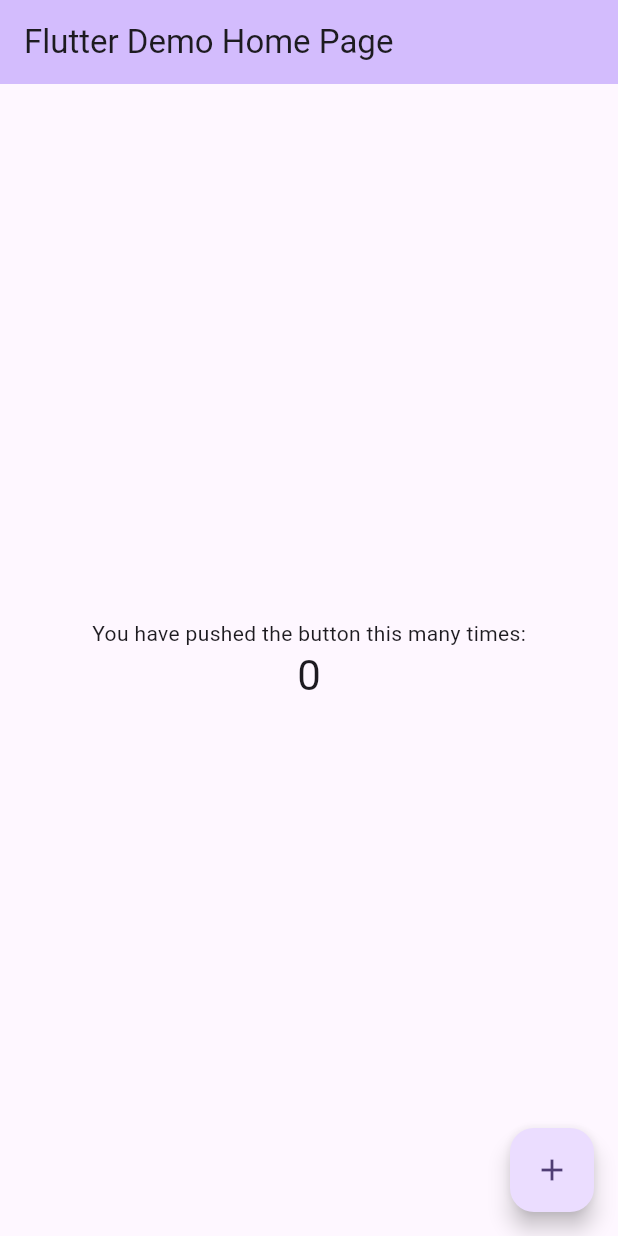
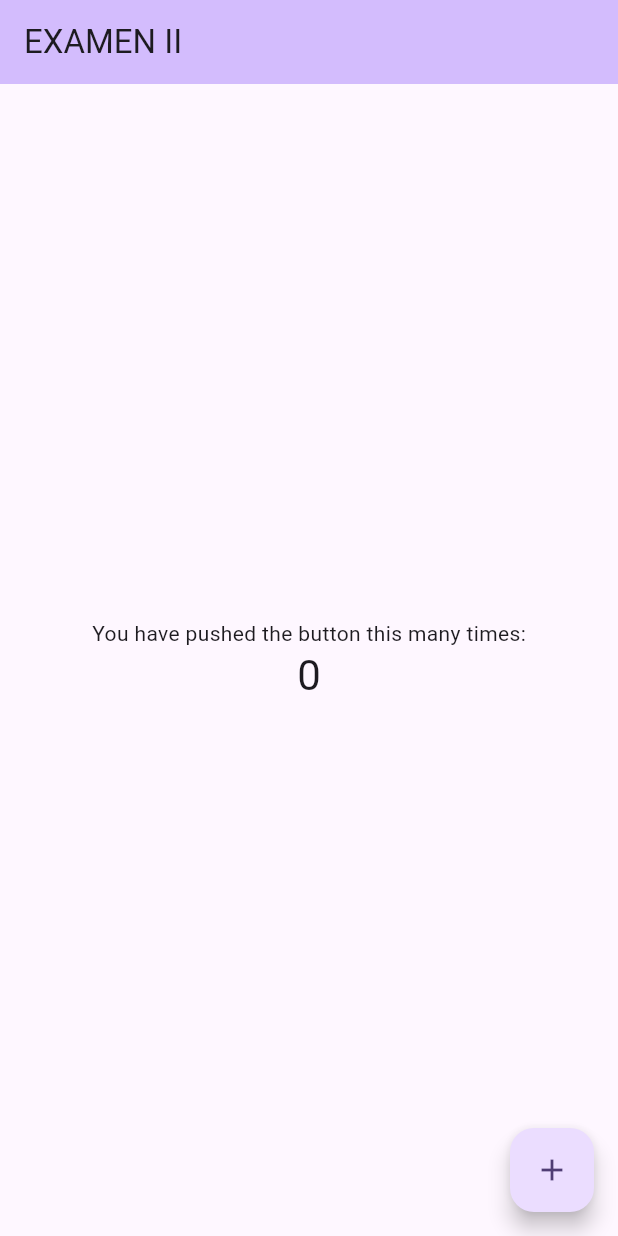
Before and after one commit to lopezh13/eval2_sis21b, a Flutter app: the screen it shows after launch, on a phone screen of 412 x 824 dp. Run offline on Flutter 3.47's test engine with Material 2 defaults, Android fonts, the phone set to English and light mode, and no system bars; our stand-ins replace firebase_core; accounts and stored records are empty.

Commit message:
ajustes en el main

```diff
--- a/lib/main.dart
+++ b/lib/main.dart
@@ -1,7 +1,10 @@
 import 'package:flutter/material.dart';
-
+import 'package:firebase_core/firebase_core.dart';
 void main() {
-  runApp(const MyApp());
+ WidgetsFlutterBinding.ensureInitialized();
+ Firebase.initializeApp().then((_){
+ runApp(const MyApp());
+ });
 }
 
 class MyApp extends StatelessWidget {
@@ -31,7 +34,7 @@ class MyApp extends StatelessWidget {
         colorScheme: ColorScheme.fromSeed(seedColor: Colors.deepPurple),
         useMaterial3: true,
       ),
-      home: const MyHomePage(title: 'Flutter Demo Home Page'),
+      home: const MyHomePage(title: 'EXAMEN II'),
     );
   }
 }
```
